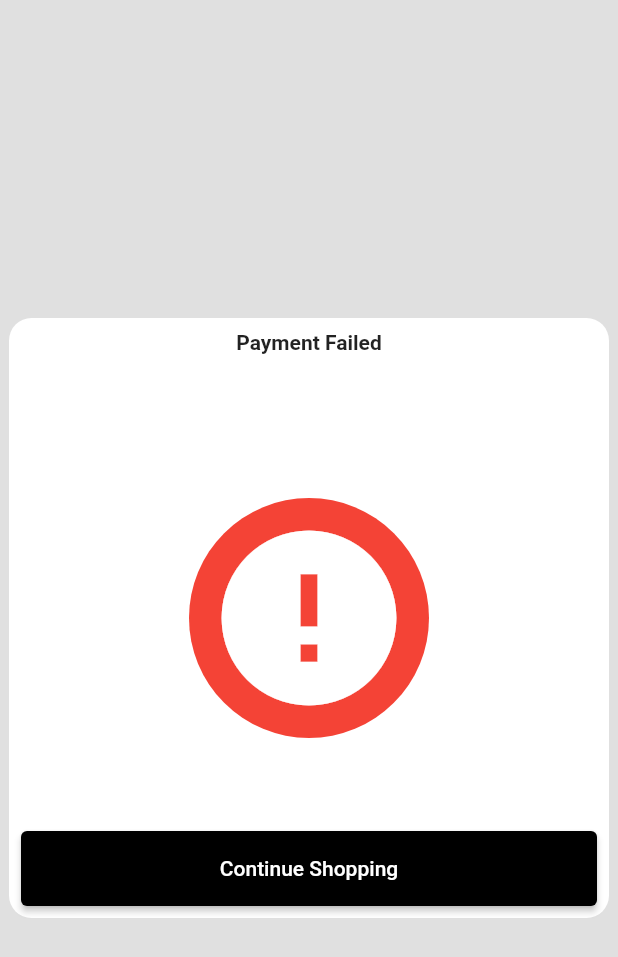
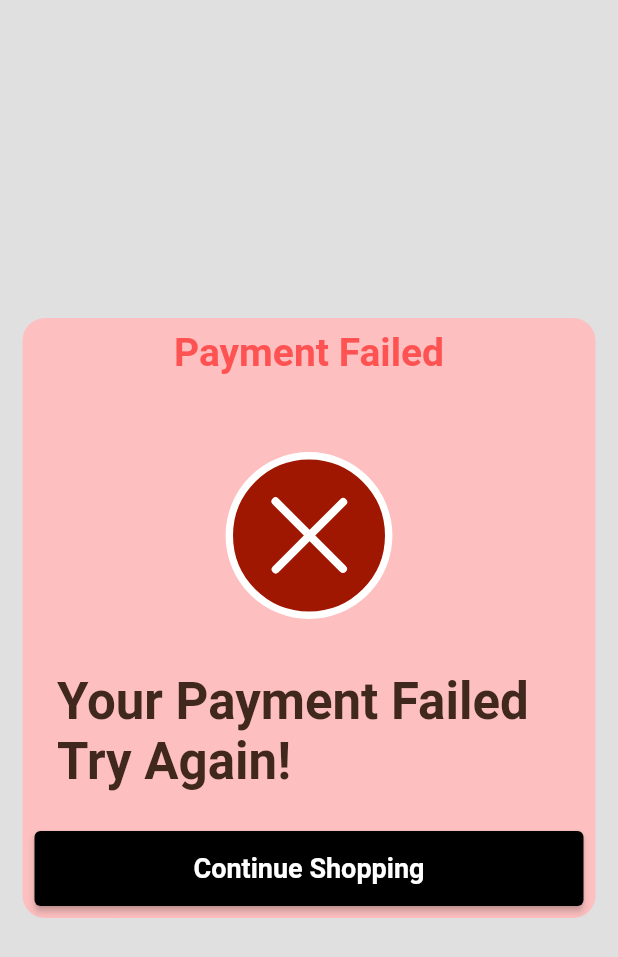
Before and after one commit to athulpp/furniture_user, a Flutter app: the FailedPage screen opened directly, on a phone screen of 412 x 824 dp. Shown: the top 957 px of the screen. Run offline on Flutter 3.47's test engine with Material 2 defaults, Android fonts, the phone set to English and light mode, and no system bars; our stand-ins replace awesome_dialog, bottom_navy_bar, cloud_firestore, expansion_tile_card, firebase_auth, firebase_core and 8 more; missing offline and left inert: razorpay_flutter, status_alert; accounts and stored records are empty; Roboto replaces fonts that are missing (Alef, Amarante, Bilbo); statements that could not run were skipped.

Commit message:
failed_page.dart style changed and maked clean code

```diff
--- a/lib/screens/sucess/failed_page.dart
+++ b/lib/screens/sucess/failed_page.dart
@@ -1,4 +1,6 @@
 import 'package:flutter/material.dart';
+import 'package:google_fonts/google_fonts.dart';
+import 'package:lottie/lottie.dart';
 
 import 'package:userapp/controller/bottom_bar_control.dart';
 
@@ -13,31 +15,54 @@ class FailedPage extends StatelessWidget {
         mainAxisAlignment: MainAxisAlignment.center,
         children: [
           Center(
+            child: Padding(
+              padding: const EdgeInsets.all(15),
               child: Container(
                 height: 400,
                 width: 400,
                 decoration: BoxDecoration(
-                  color: Colors.white, borderRadius: BorderRadius.circular(15)),
+                    color: Color.fromARGB(255, 253, 191, 191),
+                    borderRadius: BorderRadius.circular(15)),
                 child: Padding(
                   padding: const EdgeInsets.all(8.0),
                   child: Stack(
                     children: [
-                    const Align(
+                      Align(
                           alignment: Alignment.topCenter,
                           child: Text(
                             'Payment Failed',
-                          style: TextStyle(fontWeight: FontWeight.bold),
+                            style: GoogleFonts.amarante(
+                                fontWeight: FontWeight.bold,
+                                fontSize: 26,
+                                color: Colors.redAccent),
                           )),
-                    const Center(
-                        child: CircleAvatar(
-                      backgroundColor: Colors.red,
-                      radius: 80,
-                      child: Icon(
-                        Icons.error,
-                        size: 140,
-                        color: Colors.white,
+                      SizedBox(
+                        child: Center(
+                          child: Column(
+                            mainAxisAlignment: MainAxisAlignment.center,
+                            children: [
+                              SizedBox(
+                                  width: 150,
+                                  height: 150,
+                                  child: Lottie.asset(
+                                      'assests/images/error.json')),
+                              Center(
+                                child: Padding(
+                                  padding: const EdgeInsets.all(15),
+                                  child: Text(
+                                    'Your Payment Failed Try Again!',
+                                    style: GoogleFonts.bilbo(
+                                        fontSize: 34,
+                                        fontWeight: FontWeight.bold,
+                                        color: const Color.fromARGB(
+                                            255, 64, 40, 31)),
                                   ),
-                    )),
+                                ),
+                              ),
+                            ],
+                          ),
+                        ),
+                      ),
                       Align(
                         alignment: Alignment.bottomCenter,
                         child: SizedBox(
@@ -55,10 +80,17 @@ class FailedPage extends StatelessWidget {
                               style: ButtonStyle(
                                   backgroundColor:
                                       MaterialStateProperty.all(Colors.black)),
-                            child: const Text('Continue Shopping')),
+                              child: Text(
+                                'Continue Shopping',
+                                style: GoogleFonts.alef(
+                                  fontSize: 18,
+                                  fontWeight: FontWeight.bold,
+                                ),
+                              )),
                         ),
                       )
                     ],
+                  ),
                 ),
               ),
             ),
--- a/lib/screens/sucess/sucees_page.dart
+++ b/lib/screens/sucess/sucees_page.dart
@@ -33,7 +33,6 @@ class SucessScreen extends StatelessWidget {
           const SizedBox(
             height: 5,
           ),
-
           SizedBox(
             child: Center(
                 child: Column(
@@ -61,12 +60,12 @@ class SucessScreen extends StatelessWidget {
                           ),
                         ),
                       ],
-                  )),
+                    ),
+                  ),
                 ),
               ],
             )),
           ),
-
           SizedBox(
             width: 200,
             child: CustomButton(
```
Also changed, not shown: assests/images/error.json (added, +1 -0 lines). Lines whose indentation alone changed are shown as unchanged.
